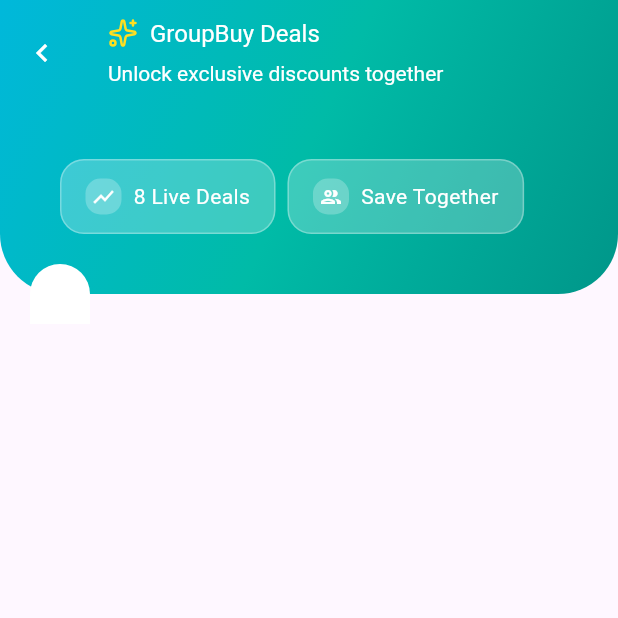
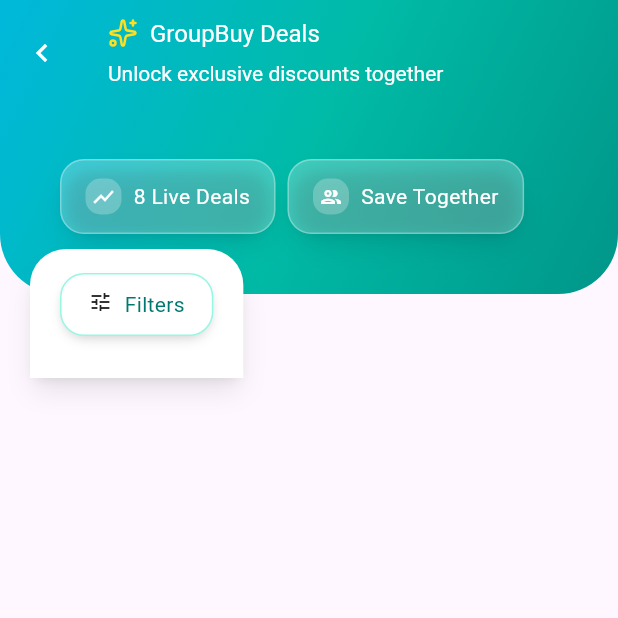
Before and after one commit to pujandhakal/Grabbit, a Flutter app: the TrendingDealsScreen screen opened directly, on a phone screen of 412 x 824 dp, the top half of it. Run offline on Flutter 3.47's test engine with Material 3 defaults, Android fonts, the phone set to English and light mode, and no system bars; our stand-ins replace flutter_svg, google_fonts, percent_indicator.

Commit message:
Made filter button

```diff
--- a/lib/pages/user/trending_deals_screen.dart
+++ b/lib/pages/user/trending_deals_screen.dart
@@ -88,6 +88,20 @@ class _TrendingDealsScreenState extends State<TrendingDealsScreen> {
                     horizontal: 16,
                   ),
                   decoration: BoxDecoration(
+                    boxShadow: [
+                      BoxShadow(
+                        color: Color.fromARGB(25, 0, 0, 0),
+                        offset: Offset(0, 10),
+                        blurRadius: 15,
+                        spreadRadius: -3,
+                      ),
+                      BoxShadow(
+                        color: Color.fromARGB(25, 0, 0, 0),
+                        offset: Offset(0, 4),
+                        blurRadius: 6,
+                        spreadRadius: -4,
+                      ),
+                    ],
                     color: Colors.white24,
                     borderRadius: BorderRadius.circular(16),
                     border: Border.all(color: Colors.white30),
@@ -125,6 +139,20 @@ class _TrendingDealsScreenState extends State<TrendingDealsScreen> {
                     horizontal: 16,
                   ),
                   decoration: BoxDecoration(
+                    boxShadow: [
+                      BoxShadow(
+                        color: Color.fromARGB(25, 0, 0, 0),
+                        offset: Offset(0, 10),
+                        blurRadius: 15,
+                        spreadRadius: -3,
+                      ),
+                      BoxShadow(
+                        color: Color.fromARGB(25, 0, 0, 0),
+                        offset: Offset(0, 4),
+                        blurRadius: 6,
+                        spreadRadius: -4,
+                      ),
+                    ],
                     color: Colors.white24,
                     borderRadius: BorderRadius.circular(16),
                     border: Border.all(color: Colors.white30),
@@ -159,7 +187,7 @@ class _TrendingDealsScreenState extends State<TrendingDealsScreen> {
             ),
           ),
           Positioned(
-            top: kToolbarHeight + 120,
+            top: kToolbarHeight + 110,
             left: 20,
             child: FilterCardGroupbuy(),
           ),
--- a/lib/util/filter_card_groupBuy.dart
+++ b/lib/util/filter_card_groupBuy.dart
@@ -15,7 +15,7 @@ class _FilterCardGroupbuyState extends State<FilterCardGroupbuy> {
         right: 20,
         left: 20,
         top: 16,
-        bottom: 24,
+        bottom: 28,
       ),
       decoration: BoxDecoration(
           color: Colors.white,
@@ -23,7 +23,70 @@ class _FilterCardGroupbuyState extends State<FilterCardGroupbuy> {
             topLeft: Radius.circular(24),
             topRight: Radius.circular(24),
           ),
+          boxShadow: [
+            BoxShadow(
+              color: Color.fromARGB(25, 0, 0, 0),
+              offset: Offset(0, 10),
+              blurRadius: 15,
+              spreadRadius: -3,
             ),
+            BoxShadow(
+              color: Color.fromARGB(25, 0, 0, 0),
+              offset: Offset(0, 4),
+              blurRadius: 6,
+              spreadRadius: -4,
+            ),
+          ]),
+      child: Row(children: [
+        // Filters button
+        Container(
+          padding: EdgeInsets.symmetric(
+            vertical: 10,
+            horizontal: 18,
+          ),
+          decoration: BoxDecoration(
+            color: Colors.white,
+            boxShadow: [
+              BoxShadow(
+                color: Color.fromARGB(25, 0, 0, 0),
+                offset: Offset(0, 4),
+                blurRadius: 6,
+                spreadRadius: -1,
+              ),
+              BoxShadow(
+                color: Color.fromARGB(25, 0, 0, 0),
+                offset: Offset(0, 2),
+                blurRadius: 4,
+                spreadRadius: -2,
+              ),
+            ],
+            border: Border.all(
+              color: Color(0xff96F7E4),
+            ),
+            borderRadius: BorderRadius.circular(16),
+          ),
+          child: Row(
+            crossAxisAlignment: CrossAxisAlignment.start,
+            children: [
+              Icon(
+                Icons.tune,
+                size: 16,
+              ),
+              SizedBox(
+                width: 8,
+              ),
+              Text(
+                "Filters",
+                style: TextStyle(
+                  color: Color(0xff00786F),
+                ),
+              ),
+            ],
+          ),
+        )
+
+        //Filter option row
+      ]),
     );
   }
 }
```
Lines whose indentation alone changed are shown as unchanged.
